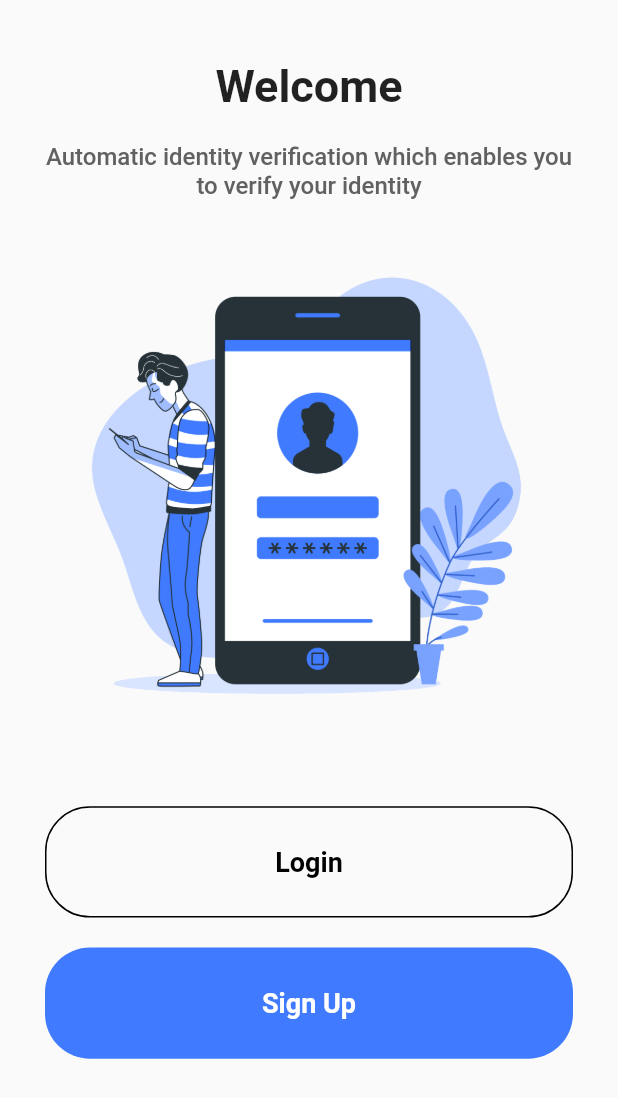
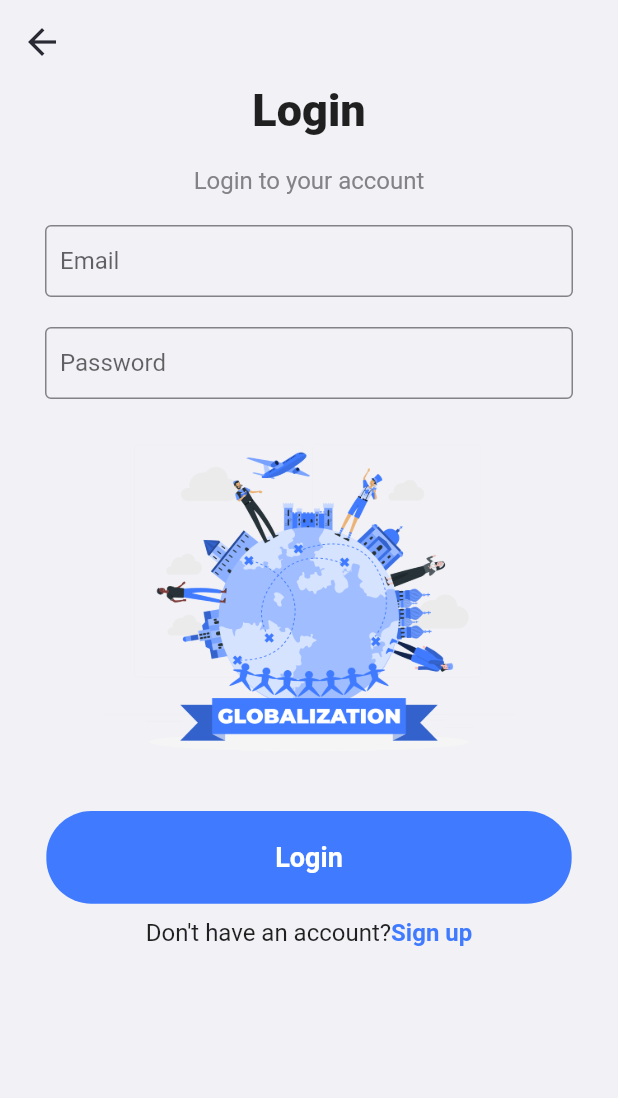
Before and after one commit to eduarf/flutter-login-pages, a Flutter app: the screen it shows after launch, after a tap on "Login", on a phone screen of 412 x 824 dp. Shown: the top 1098 px of the screen. Run offline on Flutter 3.47's test engine with Material 2 defaults, Android fonts, the phone set to English and light mode, and no system bars; our stand-ins replace flutter_svg.

Commit message:
login three has been completed without animations

```diff
--- /dev/null
+++ b/lib/login_three/helper/colors.dart
@@ -0,0 +1,8 @@
+import 'package:flutter/material.dart';
+
+class LoginThreeColors {
+  final Color mainBlue = const Color(0xff407BFF);
+  final Color grayTones = const Color.fromARGB(255, 130, 130, 135);
+  final Color bgWhite = const Color.fromARGB(255, 241, 241, 246);
+  final Color blackTones = const Color(0xff2A2A34);
+}
--- /dev/null
+++ b/lib/login_three/helper/enum.dart
@@ -0,0 +1,13 @@
+enum ImagePaths {
+  // ignore: constant_identifier_names
+  login_bro,
+  background,
+  // ignore: constant_identifier_names
+  sign_up_bg,
+}
+
+extension ImagePathsExtension on ImagePaths {
+  String path(){
+    return 'assets/$name.png';
+  }
+}
--- a/lib/login_three/helper/strings.dart
+++ b/lib/login_three/helper/strings.dart
@@ -1,5 +1,12 @@
 class LoginThreeStrings {
+  final String login = 'Login';
+  final String signUp = 'Sign up';
   final String titleWelcome = 'Welcome';
   final String subTitle = 'Automatic identity verification which enables you to verify your identity';
-
+  final String dontHaveAccount = "Don't have an account?";
+  final String hintEmail = 'Email';
+  final String hintPassword = 'Password';
+  final String loginTo = 'Login to your account';
+  final String creatAnAccount = "Create an account, It's free";
+  final String hintPasswordAgain = 'Password again';
 }
--- a/lib/login_three/helper/text_styles.dart
+++ b/lib/login_three/helper/text_styles.dart
@@ -1,14 +1,37 @@
+import 'package:flutter/material.dart';
+import 'package:logins/login_three/helper/colors.dart';
 
-import 'package:flutter/material.dart';
+LoginThreeColors colors = LoginThreeColors();
 
 class LoginThreeTextStyles {
-  final TextStyle headerStyle = const TextStyle(
+  final TextStyle headerStyle = TextStyle(
     fontWeight: FontWeight.w600,
     fontSize: 30,
+    color: colors.blackTones,
   );
   final TextStyle subTitleStyle = TextStyle(
-    color: Colors.grey[700],
+    color: colors.grayTones,
     fontWeight: FontWeight.w500,
     fontSize: 16,
   );
+
+  final TextStyle basicText = const TextStyle(
+    fontSize: 16,
+  );
+
+  final TextStyle blueBasic = TextStyle(
+    fontWeight: FontWeight.w700,
+    fontSize: 16,
+    color: colors.mainBlue,
+  );
+  /*
+  // if it help you that use it
+  TextStyle textStyle({double fontSize = 16, FontWeight fontWeight = FontWeight.w400, Color textColor = Colors.black87}){
+    return TextStyle(
+      fontWeight: fontWeight,
+      fontSize: fontSize,
+      color: textColor,
+    );
+  }
+  */
 }
--- a/lib/login_three/screens/login_three_login.dart
+++ b/lib/login_three/screens/login_three_login.dart
@@ -0,0 +1,162 @@
+import 'package:flutter/material.dart';
+import 'package:logins/login_three/helper/colors.dart';
+import 'package:logins/login_three/helper/enum.dart';
+import 'package:logins/login_three/helper/strings.dart';
+import 'package:logins/login_three/helper/text_styles.dart';
+import 'package:logins/login_three/widgets/button_widget.dart';
+
+class LoginPageThree extends StatelessWidget {
+  const LoginPageThree({Key? key}) : super(key: key);
+
+  @override
+  Widget build(BuildContext context) {
+    final double screenWidth = MediaQuery.of(context).size.width;
+    final double screenHeight = MediaQuery.of(context).size.width;
+    final LoginThreeStrings strings = LoginThreeStrings();
+    final LoginThreeColors colors = LoginThreeColors();
+    final LoginThreeTextStyles textStyles = LoginThreeTextStyles();
+    return Scaffold(
+      backgroundColor: colors.bgWhite,
+      appBar: appBarWidget(colors, context),
+      body: SingleChildScrollView(
+        child: SizedBox(
+          height: MediaQuery.of(context).size.height,
+          width: double.infinity,
+          child: Column(
+            children: [
+              headerTextsColumn(strings, colors),
+              Padding(
+                padding: const EdgeInsets.symmetric(horizontal: 30),
+                child: columnInputs(strings, colors),
+              ),
+              Container(
+                height: screenHeight / 1.5,
+                decoration: BoxDecoration(
+                  image: DecorationImage(
+                    image: AssetImage(ImagePaths.background.path()),
+                  ),
+                ),
+              ),
+              ButtonWidget(
+                onPressed: () {},
+                buttonWidth: screenWidth * 0.85,
+                buttonHeight: screenHeight * 0.15,
+                text: strings.login,
+                bgColor: colors.mainBlue,
+                textColor: Colors.white,
+              ),
+              const SizedBox(
+                height: 10,
+              ),
+              rowTexts(strings, textStyles),
+            ],
+          ),
+        ),
+      ),
+    );
+  }
+
+  Column headerTextsColumn(LoginThreeStrings strings, LoginThreeColors colors) {
+    return Column(
+      children: [
+        Text(
+          strings.login,
+          style: const TextStyle(
+            fontSize: 30,
+            fontWeight: FontWeight.w900,
+          ),
+        ),
+        const SizedBox(
+          height: 20,
+        ),
+        Text(
+          strings.loginTo,
+          style: TextStyle(
+            fontSize: 16,
+            color: colors.grayTones,
+          ),
+        ),
+      ],
+    );
+  }
+
+  Column columnInputs(LoginThreeStrings strings, LoginThreeColors colors) {
+    return Column(
+      children: [
+        Padding(
+          padding: const EdgeInsets.symmetric(vertical: 20),
+          child: InputWidgetThree(text: strings.hintEmail, obscureText: false,borderColor: colors.grayTones,),
+        ),
+        InputWidgetThree(text: strings.hintPassword, obscureText: true,borderColor: colors.grayTones,),
+      ],
+    );
+  }
+
+  Row rowTexts(LoginThreeStrings strings, LoginThreeTextStyles textStyles) {
+    return Row(
+      mainAxisAlignment: MainAxisAlignment.center,
+      children: [
+        Text(
+          strings.dontHaveAccount,
+          style: textStyles.basicText,
+        ),
+        Text(
+          strings.signUp,
+          style: textStyles.blueBasic,
+        ),
+      ],
+    );
+  }
+
+  AppBar appBarWidget(LoginThreeColors colors, BuildContext context) {
+    return AppBar(
+      elevation: 0,
+      backgroundColor: colors.bgWhite,
+      leading: IconButton(
+        onPressed: () {
+          Navigator.of(context).pop();
+        },
+        icon: Icon(
+          Icons.arrow_back,
+          size: 28,
+          color: colors.blackTones,
+        ),
+      ),
+    );
+  }
+}
+
+class InputWidgetThree extends StatelessWidget {
+  const InputWidgetThree({
+    Key? key,
+    required this.text,
+    this.obscureText = false,
+    required this.borderColor,
+  }) : super(key: key);
+
+  final String text;
+  final bool obscureText;
+  final Color borderColor;
+  @override
+  Widget build(BuildContext context) {
+    return TextField(
+      onTap: () {
+        // enter your code
+      },
+      obscureText: obscureText,
+      decoration: InputDecoration(
+        hintText: text,
+        contentPadding: const EdgeInsets.symmetric(vertical: 0, horizontal: 10),
+        enabledBorder: OutlineInputBorder(
+          borderSide: BorderSide(color: borderColor),
+        ),
+        border: OutlineInputBorder(
+          borderSide: BorderSide(color: borderColor),
+        ),
+        focusedBorder: const OutlineInputBorder(
+          borderSide: BorderSide(color: Color(0xff407BFF)),
+        ),
+      ),
+    );
+  }
+}
--- /dev/null
+++ b/lib/login_three/screens/login_three_signup.dart
@@ -0,0 +1,110 @@
+import 'package:flutter/material.dart';
+import 'package:logins/login_one/widgets/button_widget.dart';
+import 'package:logins/login_one/widgets/input_widget.dart';
+import 'package:logins/login_one/widgets/text_widget.dart';
+import 'package:logins/login_three/helper/colors.dart';
+import 'package:logins/login_three/helper/enum.dart';
+import 'package:logins/login_three/helper/strings.dart';
+import 'package:logins/login_three/helper/text_styles.dart';
+import 'package:logins/login_three/screens/login_three_login.dart';
+
+class LoginThreeSignUp extends StatelessWidget {
+  const LoginThreeSignUp({Key? key}) : super(key: key);
+
+  @override
+  Widget build(BuildContext context) {
+    final double screenHeight = MediaQuery.of(context).size.height;
+    final double screenWidht = MediaQuery.of(context).size.width;
+    final LoginThreeColors colors = LoginThreeColors();
+    final LoginThreeStrings strings = LoginThreeStrings();
+    final LoginThreeTextStyles textStyles = LoginThreeTextStyles();
+    return Scaffold(
+      backgroundColor: colors.bgWhite,
+      appBar: appBarWidget(colors, context),
+      body: SingleChildScrollView(
+        child: SizedBox(
+          height: screenHeight,
+          width: double.infinity,
+          child: Column(
+            children: [
+              Column(
+                children: [
+                  TextWidget(
+                      text: strings.signUp, textstyle: textStyles.headerStyle),
+                  const SizedBox(
+                    height: 10,
+                  ),
+                  TextWidget(
+                      text: strings.creatAnAccount,
+                      textstyle: textStyles.subTitleStyle),
+                ],
+              ),
+              Padding(
+                padding: const EdgeInsets.symmetric(horizontal: 40, vertical: 20),
+                child: Column(
+                  children: [
+                    InputWidgetThree(
+                      text: strings.hintEmail,
+                      borderColor: colors.grayTones,
+                    ),
+                    const SizedBox(
+                      height: 20,
+                    ),
+                    InputWidgetThree(
+                      text: strings.hintPassword,
+                      obscureText: true,
+                      borderColor: colors.grayTones,
+                    ),
+                    const SizedBox(
+                      height: 20,
+                    ),
+                    InputWidgetThree(
+                      text: strings.hintPasswordAgain,
+                      obscureText: true,
+                      borderColor: colors.grayTones,
+                    ),
+                  ],
+                ),
+              ),
+              Padding(
+                padding: const EdgeInsets.symmetric(horizontal: 40),
+                child: ButtonWidget(
+                  buttonText: strings.signUp,
+                  buttonBgColor: colors.mainBlue,
+                  buttonTextColor: Colors.white,
+                  onTap: () {},
+                ),
+              ),
+              Container(
+                  height: screenHeight / 2.8,
+                  decoration: BoxDecoration(
+                    image: DecorationImage(
+                      image: AssetImage(ImagePaths.sign_up_bg.path()),
+                      fit: BoxFit.contain,
+                    ),
+                  ),
+                ),
+            ],
+          ),
+        ),
+      ),
+    );
+  }
+
+  AppBar appBarWidget(LoginThreeColors colors, BuildContext context) {
+    return AppBar(
+      elevation: 0,
+      backgroundColor: colors.bgWhite,
+      leading: IconButton(
+        onPressed: () {
+          Navigator.of(context).pop();
+        },
+        icon: Icon(
+          Icons.arrow_back,
+          size: 28,
+          color: colors.blackTones,
+        ),
+      ),
+    );
+  }
+}
--- a/lib/login_three/screens/login_three_welcome.dart
+++ b/lib/login_three/screens/login_three_welcome.dart
@@ -1,20 +1,30 @@
 import 'package:flutter/material.dart';
+import 'package:logins/login_three/helper/colors.dart';
+import 'package:logins/login_three/helper/enum.dart';
 import 'package:logins/login_three/helper/paddings.dart';
 import 'package:logins/login_three/helper/strings.dart';
 import 'package:logins/login_three/helper/text_styles.dart';
+import 'package:logins/login_three/screens/login_three_login.dart';
+import 'package:logins/login_three/screens/login_three_signup.dart';
+import 'package:logins/login_three/widgets/button_widget.dart';
 
-class LoginThreeWelcome extends StatelessWidget {
+class LoginThreeWelcome extends StatelessWidget with NavigatorManager {
   const LoginThreeWelcome({Key? key}) : super(key: key);
 
   @override
   Widget build(BuildContext context) {
     final double screenHeight = MediaQuery.of(context).size.height;
     final double screenWidth = MediaQuery.of(context).size.width;
+    final LoginThreeStrings strings = LoginThreeStrings();
+    final LoginThreeColors colors = LoginThreeColors();
+    final LoginThreeTextStyles textStyles = LoginThreeTextStyles();
+    final LoginThreePaddings paddings = LoginThreePaddings();
 
     return Scaffold(
+      backgroundColor: colors.bgWhite,
       body: SafeArea(
         child: Container(
-          padding: LoginThreePaddings().horizontalAndVertical,
+          padding: paddings.horizontalAndVertical,
           width: double.infinity,
           height: screenHeight,
           child: Column(
@@ -23,49 +33,24 @@ class LoginThreeWelcome extends StatelessWidget {
             children: [
               Column(
                 children: [
-                  Text(
-                    LoginThreeStrings().titleWelcome,
-                    style: LoginThreeTextStyles().headerStyle,
-                  ),
+                  TextWidget(text: strings.login, textStyle: textStyles.headerStyle),
                   const SizedBox(
                     height: 20,
                   ),
-                  Text(
-                    LoginThreeStrings().subTitle,
+                  TextWidget(
+                    text: strings.subTitle,
                     textAlign: TextAlign.center,
-                    style: LoginThreeTextStyles().subTitleStyle,
+                    textStyle: textStyles.subTitleStyle,
                   ),
-                  const SizedBox(height: 10,),
-                  Container(
-                    height: screenHeight / 2.2,
-                    width: screenWidth,
-                    decoration: const BoxDecoration(
-                      image: DecorationImage(
-                        image: AssetImage(
-                          'assets/login-bro.png',
-                        ),
-                      ),
-                    ),
+                  const SizedBox(
+                    height: 10,
                   ),
-                  const SizedBox(height: 20,),
-                  Column(
-                    children: [
-                      ButtonWidget(
-                        screenWidth: screenWidth * 0.9,
-                        screenHeight: screenHeight * 0.09,
-                        text: 'Login',
-                        borderColor: Colors.black,
-                      ),
-                      const SizedBox(height: 20,),
-                      ButtonWidget(
-                        screenWidth: screenWidth * 0.9,
-                        screenHeight: screenHeight * 0.09,
-                        text: 'Sign Up',
-                        bgColor: const Color(0xff407BFF),
-                        textColor: Colors.white,
-                      ),
-                    ],
+                  illisturator(screenHeight, screenWidth),
+                  const SizedBox(
+                    height: 20,
                   ),
+                  buttonsColumn(
+                      context, screenWidth, screenHeight, strings, colors),
                 ],
               ),
             ],
@@ -74,48 +59,76 @@ class LoginThreeWelcome extends StatelessWidget {
       ),
     );
   }
-}
 
-class ButtonWidget extends StatelessWidget {
-  const ButtonWidget({
-    Key? key,
-    required this.screenWidth,
-    required this.screenHeight,
-    required this.text,
-    this.bgColor = Colors.transparent,
-    this.borderColor = Colors.transparent,
-    this.textColor = Colors.black,
-  }) : super(key: key);
-
-  final double screenWidth;
-  final double screenHeight;
-  final String text;
-  final Color bgColor;
-  final Color borderColor;
-  final Color textColor;
-
-  @override
-  Widget build(BuildContext context) {
-    return MaterialButton(
-      minWidth: screenWidth,
-      height: screenHeight,
-      onPressed: () {},
-      color: bgColor,
-      elevation: 0,
-      shape: RoundedRectangleBorder(
-        side: BorderSide(
-          color: borderColor,
-        ),
-        borderRadius: BorderRadius.circular(30),
-      ),
-      child: Text(
-        text,
-        style: TextStyle(
-          color: textColor,
-          fontWeight: FontWeight.w600,
-          fontSize: 18,
+  Container illisturator(double screenHeight, double screenWidth){
+    return Container(
+      height: screenHeight / 2.2,
+      width: screenWidth,
+      decoration: BoxDecoration(
+        image: DecorationImage(
+          image: AssetImage(
+            ImagePaths.login_bro.path(),
+          ),
         ),
       ),
     );
   }
+
+  Column buttonsColumn(BuildContext context, double screenWidth,
+      double screenHeight, LoginThreeStrings strings, LoginThreeColors colors) {
+    return Column(
+      children: [
+        ButtonWidget(
+          onPressed: () {
+            navigateToWidget(context, const LoginPageThree());
+          },
+          buttonWidth: screenWidth * 0.9,
+          buttonHeight: screenHeight * 0.09,
+          text: strings.login,
+          borderColor: colors.blackTones,
+        ),
+        const SizedBox(
+          height: 20,
+        ),
+        ButtonWidget(
+          onPressed: () {
+            navigateToWidget(context, const LoginThreeSignUp());
+          },
+          buttonWidth: screenWidth * 0.9,
+          buttonHeight: screenHeight * 0.09,
+          text: strings.signUp,
+          bgColor: colors.mainBlue,
+          textColor: colors.bgWhite,
+        ),
+      ],
+    );
+  }
 }
+
+class TextWidget extends StatelessWidget {
+  const TextWidget({
+    Key? key,
+    required this.text,
+    required this.textStyle,
+    this.textAlign = TextAlign.start,
+  }) : super(key: key);
+
+  final String text;
+  final TextStyle textStyle;
+  final TextAlign textAlign;
+
+  @override
+  Widget build(BuildContext context) {
+    return Text(
+      text,
+      style: textStyle,
+      textAlign: textAlign,
+    );
+  }
+}
+
+mixin NavigatorManager {
+  void navigateToWidget(BuildContext context, Widget widget) {
+    Navigator.of(context).push(MaterialPageRoute(builder: (context) => widget));
+  }
+}
--- /dev/null
+++ b/lib/login_three/widgets/button_widget.dart
@@ -0,0 +1,47 @@
+import 'package:flutter/material.dart';
+
+class ButtonWidget extends StatelessWidget{
+  const ButtonWidget({
+    Key? key,
+    required this.buttonWidth,
+    required this.buttonHeight,
+    required this.text,
+    this.bgColor = Colors.transparent,
+    this.borderColor = Colors.transparent,
+    this.textColor = Colors.black,
+    required this.onPressed,
+  }) : super(key: key);
+
+  final double buttonWidth;
+  final double buttonHeight;
+  final String text;
+  final Color bgColor;
+  final Color borderColor;
+  final Color textColor;
+  final VoidCallback onPressed;
+
+  @override
+  Widget build(BuildContext context) {
+    return MaterialButton(
+      minWidth: buttonWidth,
+      height: buttonHeight,
+      onPressed: onPressed,
+      color: bgColor,
+      elevation: 0,
+      shape: RoundedRectangleBorder(
+        side: BorderSide(
+          color: borderColor,
+        ),
+        borderRadius: BorderRadius.circular(30),
+      ),
+      child: Text(
+        text,
+        style: TextStyle(
+          color: textColor,
+          fontWeight: FontWeight.w600,
+          fontSize: 18,
+        ),
+      ),
+    );
+  }
+}
```
Also changed, not shown: assets/background.png (added), assets/login_bro.png (renamed from assets/login-bro.png), assets/sign_up_bg.png (added).
